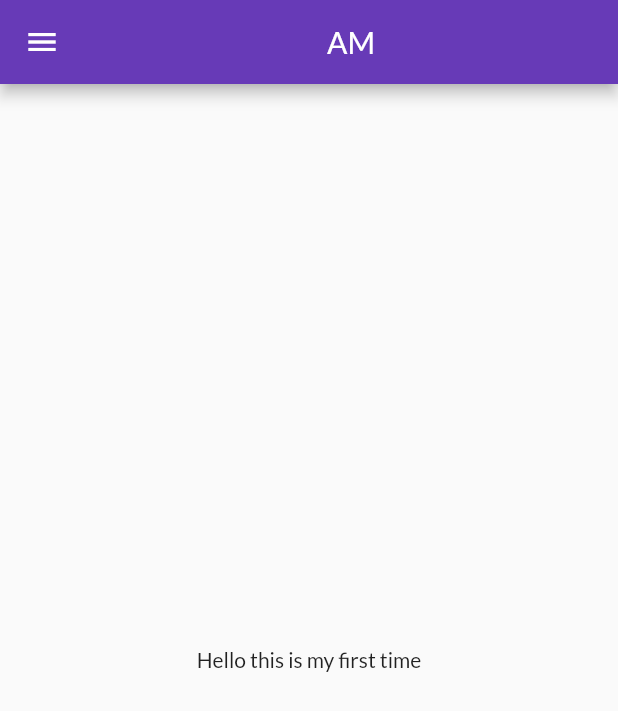
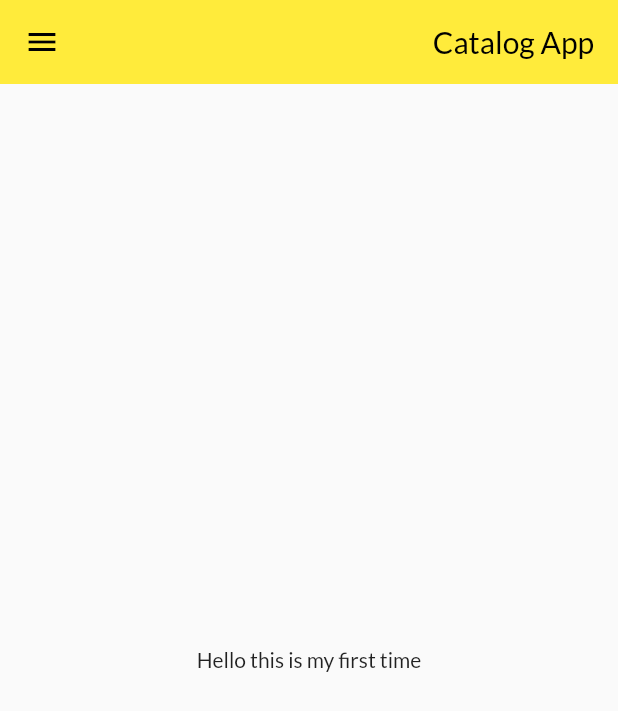
Before and after one commit to Amartya-Mahato/CatalogApp, a Flutter app: the screen it shows after launch, on a phone screen of 412 x 824 dp. Shown: the top 711 px of the screen. Run offline on Flutter 3.47's test engine with Material 2 defaults, Android fonts, the phone set to English and light mode, and no system bars; our stand-ins replace google_fonts.

Commit message:
day8 extra

```diff
--- a/lib/main.dart
+++ b/lib/main.dart
@@ -1,6 +1,7 @@
 import 'package:flutter/material.dart';
 import 'package:flutter_application_1/pages/Home_pages.dart';
 import 'package:flutter_application_1/pages/Login_Page.dart';
+import 'package:flutter_application_1/widget/theme.dart';
 import 'package:google_fonts/google_fonts.dart';
 import 'package:flutter_application_1/utils/routes.dart';
 
@@ -16,7 +17,7 @@ class App extends StatelessWidget {
     return MaterialApp(
       debugShowCheckedModeBanner: false,
       // home: Home_pages(key),
-      initialRoute: "/",
+      initialRoute: Routes.homeRoute,
       // initialRoute: Routes.homeRoute,
       routes: {
         Routes.homeRoute: (context) => Home_pages(key),
@@ -24,14 +25,9 @@ class App extends StatelessWidget {
       },
 
       themeMode: ThemeMode.light,
-      theme: ThemeData(
-        fontFamily: GoogleFonts.lato().fontFamily,
-        primarySwatch: Colors.deepPurple,
-      ),
-      darkTheme: ThemeData(
-        brightness: Brightness.dark,
-        // primarySwatch: Colors.red,
-      ),
+      // theme: MyTheme.lightTheme(context),
+      theme: MyTheme.yellowTheme(context),
+      darkTheme: MyTheme.darkTheme(context),
     );
   }
 }
--- a/lib/pages/Home_pages.dart
+++ b/lib/pages/Home_pages.dart
@@ -8,8 +8,14 @@ class Home_pages extends StatelessWidget {
   Widget build(BuildContext context) {
     return Scaffold(
       appBar: AppBar(
-        title: Center(
-          child: Text("AM"),
+        title: Container(
+          alignment: Alignment.centerRight,
+          child: Text(
+            "Catalog App",
+            style: TextStyle(
+              color: Colors.black,
+            ),
+          ),
         ),
       ),
       body: Center(
--- /dev/null
+++ b/lib/widget/theme.dart
@@ -0,0 +1,39 @@
+import 'package:flutter/material.dart';
+import 'package:google_fonts/google_fonts.dart';
+
+class MyTheme {
+  static ThemeData lightTheme(BuildContext context) => ThemeData(
+        fontFamily: GoogleFonts.lato().fontFamily,
+        primarySwatch: Colors.deepPurple,
+        appBarTheme: AppBarTheme(
+          color: Colors.white,
+          elevation: 0.0,
+          iconTheme: IconThemeData(
+            color: Colors.black,
+          ),
+          titleTextStyle: TextStyle(
+              fontFamily: GoogleFonts.lato().fontFamily, fontSize: 20),
+        ),
+      );
+
+  static ThemeData darkTheme(BuildContext context) => ThemeData(
+        fontFamily: GoogleFonts.lato().fontFamily,
+        brightness: Brightness.dark,
+      );
+
+  static ThemeData yellowTheme(BuildContext context) {
+    return ThemeData(
+      fontFamily: GoogleFonts.lato().fontFamily,
+      primarySwatch: Colors.yellow,
+      appBarTheme: AppBarTheme(
+        color: Colors.yellow,
+        elevation: 0.0,
+        iconTheme: IconThemeData(
+          color: Colors.black,
+        ),
+        titleTextStyle:
+            TextStyle(fontFamily: GoogleFonts.lato().fontFamily, fontSize: 20),
+      ),
+    );
+  }
+}
```
Also changed, not shown: lib/module/Items.json (added, +59 -0 lines), lib/module/catalog.dart (added).
